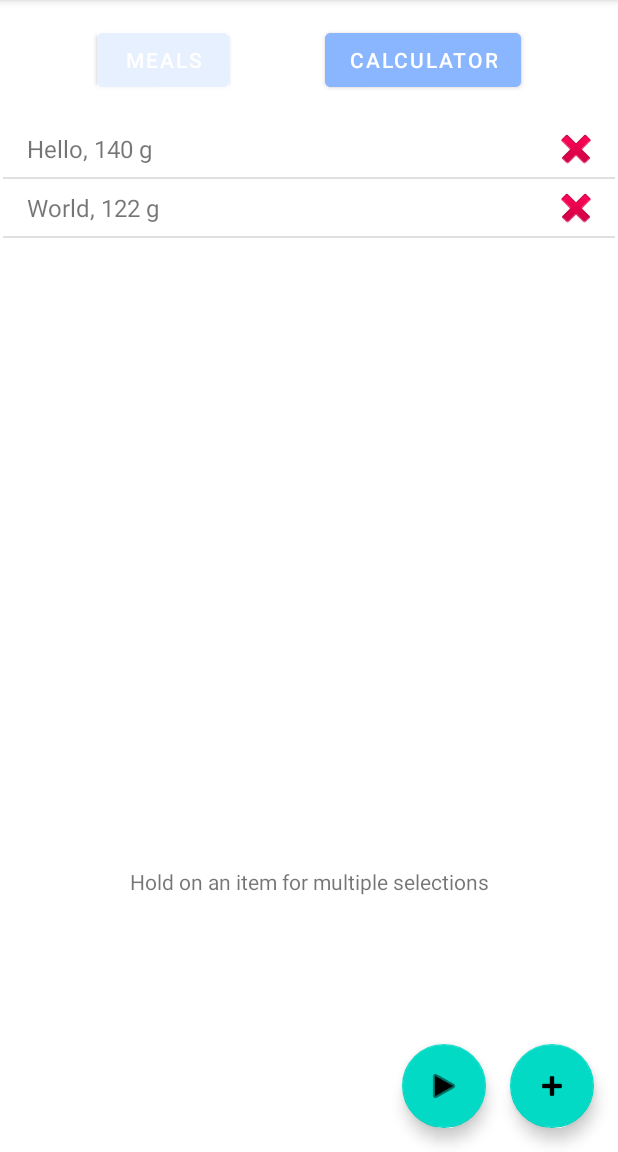
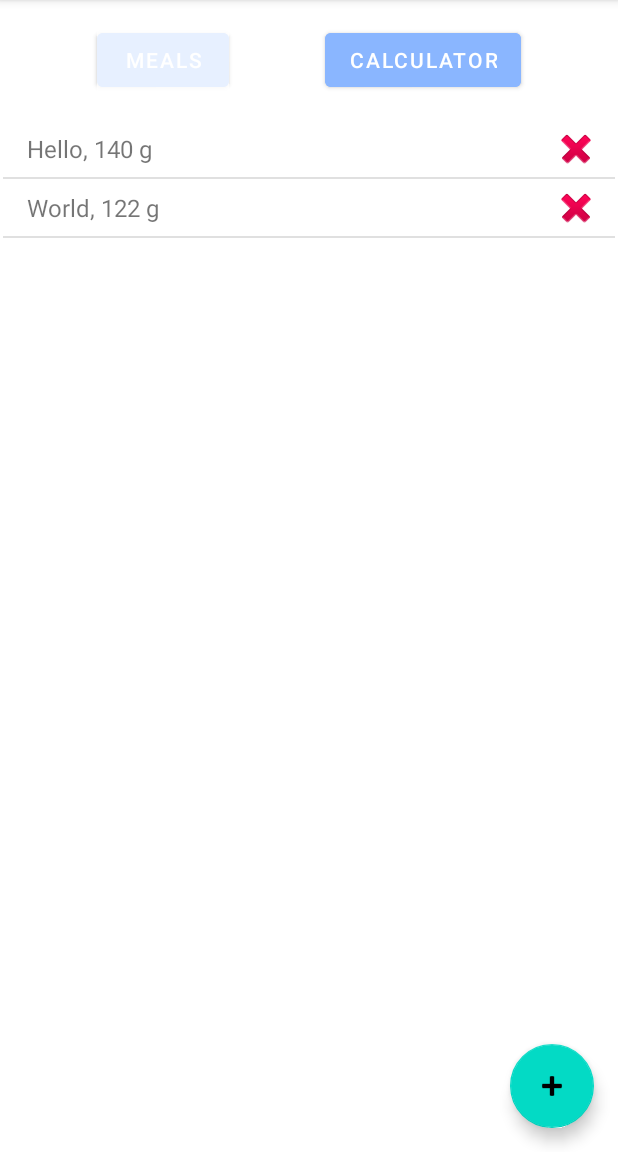
Before and after one commit to Fieldbishop/Carb-GG, an Android app: the screen it shows after launch (SwipeLeft), after a tap on "MEALS", on a phone screen of 412 x 824 dp, the part 84-1236 px from its top. Run offline under Robolectric (Android 15) with nearby library versions, the phone set to English and light mode, and no system bars; our stand-ins replace Room's generated code.

Commit message:
moni juttu fixd

```diff
--- a/app/src/main/java/com/example/carbgg/ListToSend.java
+++ b/app/src/main/java/com/example/carbgg/ListToSend.java
@@ -25,6 +25,11 @@ public class ListToSend {
         return meals;
     }
 
+    public ArrayList<Meal> removeOne(int i){
+        meals.remove(i);
+        return meals;
+    }
+
     public void eraseList() {
         ourInstance = null;
     }
--- a/app/src/main/java/com/example/carbgg/MainActivity.java
+++ b/app/src/main/java/com/example/carbgg/MainActivity.java
@@ -2,8 +2,10 @@ package com.example.carbgg;
 import androidx.appcompat.app.AppCompatActivity;
 import android.content.Intent;
 import android.os.Bundle;
+import android.util.Log;
 import android.view.MotionEvent;
 import android.view.View;
+import android.widget.AdapterView;
 import android.widget.ArrayAdapter;
 import android.widget.ListView;
 import android.widget.TextView;
@@ -13,6 +15,7 @@ public class MainActivity extends AppCompatActivity {
     private TextView tv;
     private ListView lv;
     private String defaultmsg = "Please enter meals";
+    ArrayAdapter<Meal> adapter;
 
     @Override
     protected void onCreate(Bundle savedInstanceState) {
@@ -20,28 +23,28 @@ public class MainActivity extends AppCompatActivity {
         setContentView(R.layout.activity_main);
         tv = findViewById(R.id.tvInsulinAmount);
         lv = findViewById(R.id.LvSelectedMealsToCalc);
+        adapter = new ArrayAdapter<>(this, android.R.layout.simple_list_item_1, ListToSend.getInstance().getNames());
 
         if(ListToSend.getInstance() != null){
-            lv.setAdapter(new ArrayAdapter<>(this, android.R.layout.simple_list_item_1, ListToSend.getInstance().getNames()));
+            lv.setAdapter(adapter);
         }else{
             lv.setAdapter(null);
-            tv.setText("Please add some meals");
-        }
-
-
-        if (this.getIntent().getExtras() != null) {
-            String mealName = this.getIntent().getStringExtra("MEAL_NAME");
-            int mealCarbs = this.getIntent().getIntExtra("MEAL_CARBS", 0);
-
-            tv.setText(mealName + ", " + Integer.toString(mealCarbs) + " g");
-        } else {
             tv.setText(defaultmsg);
         }
+        lv.setOnItemClickListener(new AdapterView.OnItemClickListener() {
+            @Override
+            public void onItemClick(AdapterView<?> parent, View view, int position, long id) {
+                Log.d("test", "id=" + id);
+                ListToSend.getInstance().removeOne(position);
+                adapter.notifyDataSetChanged();
+            }
+        });
     }
     public void btnCalculate(View view) {
-        tv.setText("list reset");
+        tv.setText("Suggested amount of insulin intake: "+"1");
         ListToSend.getInstance().eraseList();
     }
+
 
 
 
--- a/app/src/main/res/layout/activity_main.xml
+++ b/app/src/main/res/layout/activity_main.xml
@@ -68,7 +68,7 @@
         android:id="@+id/tvInsulinAmount"
         android:layout_width="wrap_content"
         android:layout_height="wrap_content"
-        android:text="test"
+        android:textSize="30sp"
         app:layout_constraintBottom_toTopOf="@+id/btnCalculateInsulin"
         app:layout_constraintEnd_toEndOf="parent"
         app:layout_constraintStart_toStartOf="parent"
@@ -86,7 +86,7 @@
         android:id="@+id/TvInfoHeader"
         android:layout_width="wrap_content"
         android:layout_height="wrap_content"
-        android:text="Clicking on an item removes it"
+        android:text="@string/clicking_on_an_item_removes_it"
         app:layout_constraintBottom_toTopOf="@+id/guideline"
         app:layout_constraintEnd_toEndOf="parent"
         app:layout_constraintStart_toStartOf="parent"
--- a/app/src/main/res/layout/activity_swipe_left.xml
+++ b/app/src/main/res/layout/activity_swipe_left.xml
@@ -56,24 +56,4 @@
         app:layout_constraintEnd_toEndOf="parent"
         app:srcCompat="@android:drawable/ic_input_add" />
 
-    <TextView
-        android:id="@+id/tvGuideText"
-        android:layout_width="wrap_content"
-        android:layout_height="wrap_content"
-        android:text="Hold on an item for multiple selections"
-        app:layout_constraintEnd_toEndOf="parent"
-        app:layout_constraintStart_toStartOf="parent"
-        app:layout_constraintTop_toBottomOf="@+id/recyclerview" />
-
-    <com.google.android.material.floatingactionbutton.FloatingActionButton
-        android:id="@+id/fabSendToMain"
-        android:layout_width="wrap_content"
-        android:layout_height="wrap_content"
-        android:layout_marginEnd="16dp"
-        android:layout_marginBottom="16dp"
-        android:clickable="true"
-        app:layout_constraintBottom_toBottomOf="parent"
-        app:layout_constraintEnd_toStartOf="@+id/floatingActionButtonAddMeal"
-        app:srcCompat="@android:drawable/ic_media_play" />
-
 </androidx.constraintlayout.widget.ConstraintLayout>
--- a/app/src/main/res/values/strings.xml
+++ b/app/src/main/res/values/strings.xml
@@ -13,4 +13,5 @@
     <string name="empty_not_saved">Meal not saved because it is empty.</string>
     <string name="meal_saved">Meal was added to the database</string>
     <string name="calculate">Calculate</string>
+    <string name="clicking_on_an_item_removes_it">Clicking on an item removes it</string>
 </resources>
```
